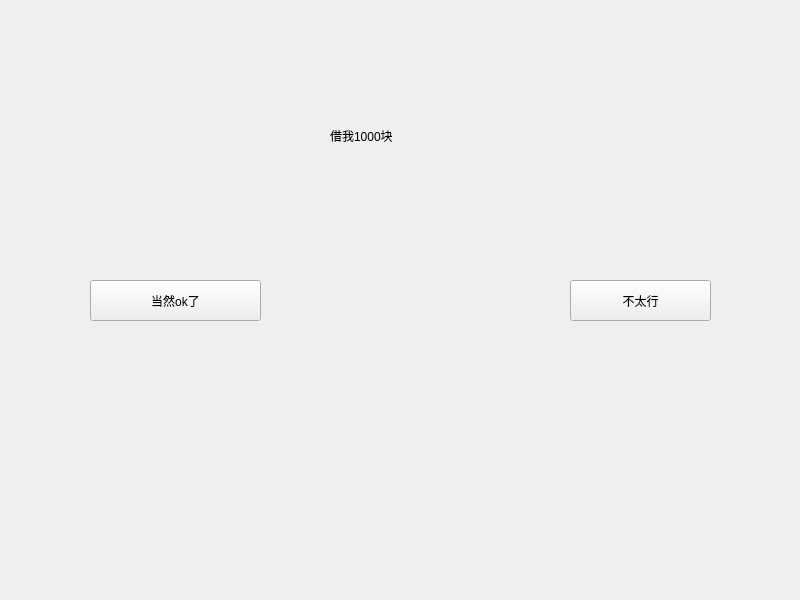
Qt form QT/borrow/widget.ui (zjsnh/study) before a commit.
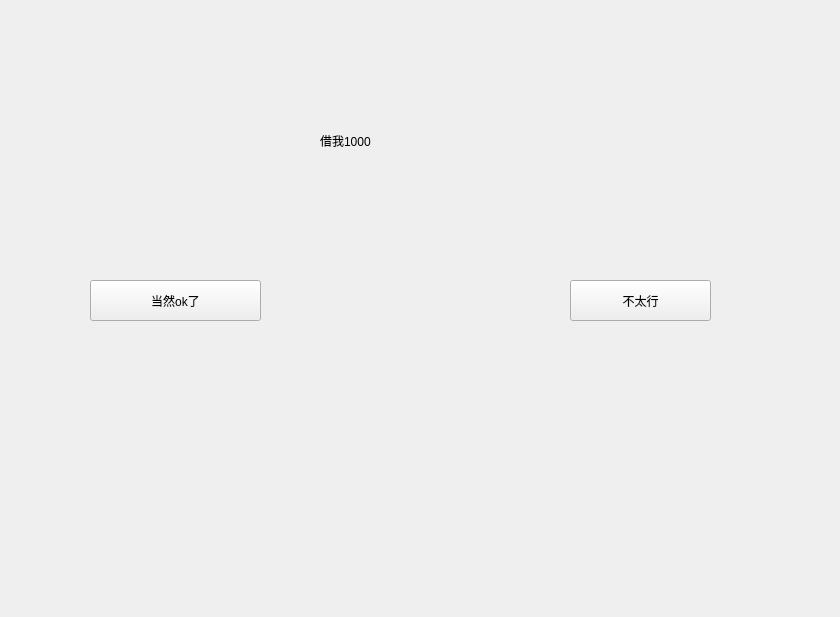
The same form after that commit.

Diff of the .ui file:
```diff
--- a/QT/borrow/widget.ui
+++ b/QT/borrow/widget.ui
@@ -6,26 +6,13 @@
    <rect>
     <x>0</x>
     <y>0</y>
-    <width>800</width>
-    <height>600</height>
+    <width>840</width>
+    <height>617</height>
    </rect>
   </property>
   <property name="windowTitle">
    <string>Widget</string>
   </property>
-  <widget class="QLabel" name="label">
-   <property name="geometry">
-    <rect>
-     <x>330</x>
-     <y>90</y>
-     <width>291</width>
-     <height>91</height>
-    </rect>
-   </property>
-   <property name="text">
-    <string>借我1000块</string>
-   </property>
-  </widget>
   <widget class="QPushButton" name="pushButton">
    <property name="geometry">
     <rect>
@@ -52,6 +39,19 @@
     <string>不太行</string>
    </property>
   </widget>
+  <widget class="QLabel" name="label">
+   <property name="geometry">
+    <rect>
+     <x>320</x>
+     <y>100</y>
+     <width>221</width>
+     <height>81</height>
+    </rect>
+   </property>
+   <property name="text">
+    <string>借我1000</string>
+   </property>
+  </widget>
  </widget>
  <resources/>
  <connections/>
```
